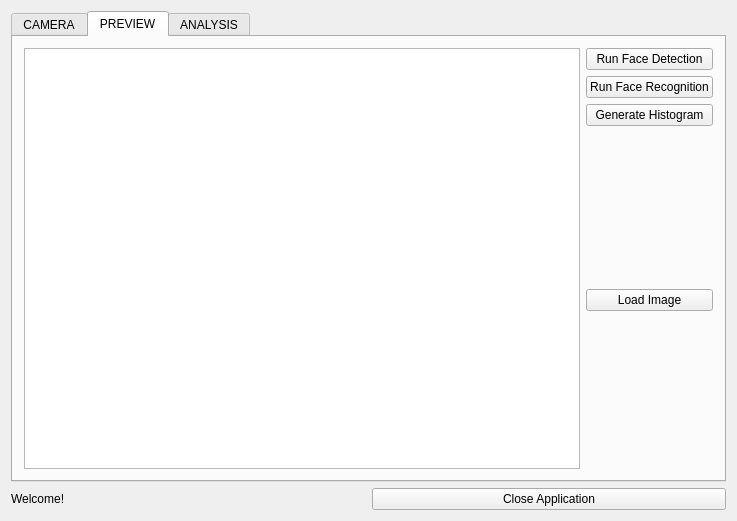
The window that qtExamples/QtFaceRecognition/widget.ui (DarkSector/qt-project) describes before a commit, drawn with Qt 5.
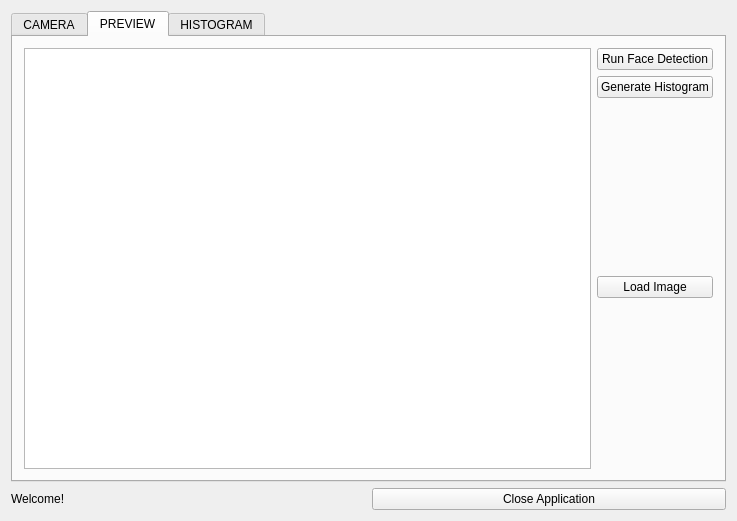
The same window after the commit. The open tabs and pages were chosen to show the change.

Commit message: Changed tab type and removed face recog

Patch:
```diff
--- a/qtExamples/QtFaceRecognition/widget.ui
+++ b/qtExamples/QtFaceRecognition/widget.ui
@@ -88,13 +88,6 @@
            </property>
           </widget>
          </item>
-         <item>
-          <widget class="QPushButton" name="runFaceRecognition">
-           <property name="text">
-            <string>Run Face Recognition</string>
-           </property>
-          </widget>
-         </item>
          <item>
           <widget class="QPushButton" name="generateHistogram">
            <property name="text">
@@ -141,7 +134,7 @@
      </widget>
      <widget class="QWidget" name="analysisTab">
       <attribute name="title">
-       <string>ANALYSIS</string>
+       <string>HISTOGRAM</string>
       </attribute>
      </widget>
     </widget>
```
